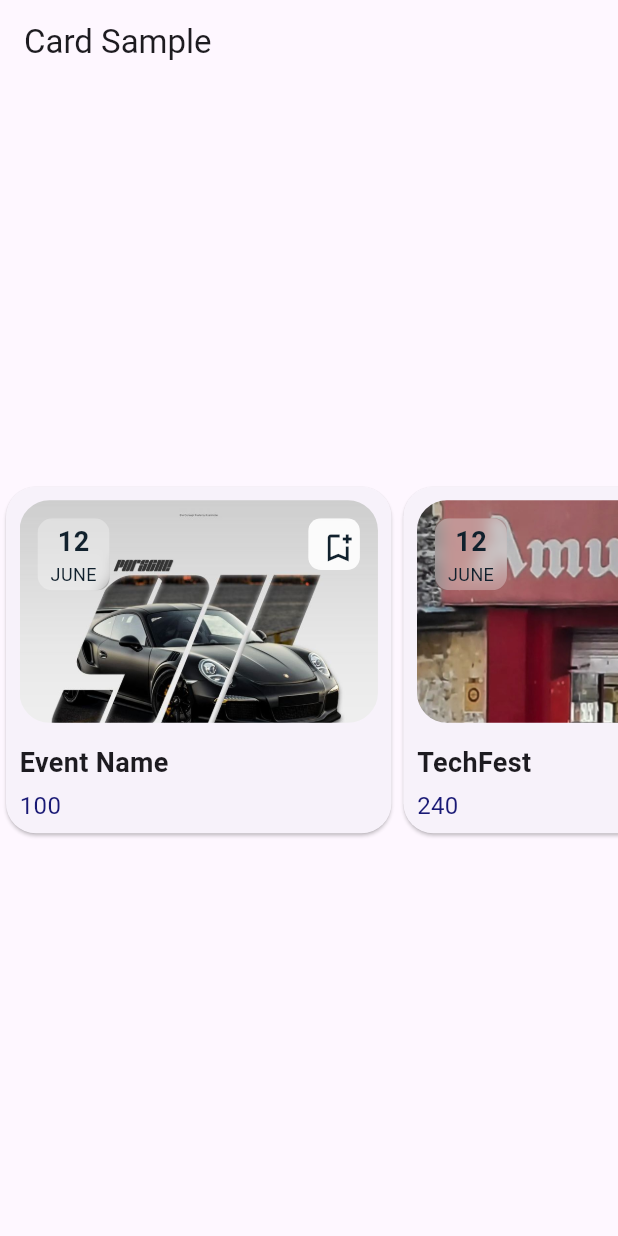
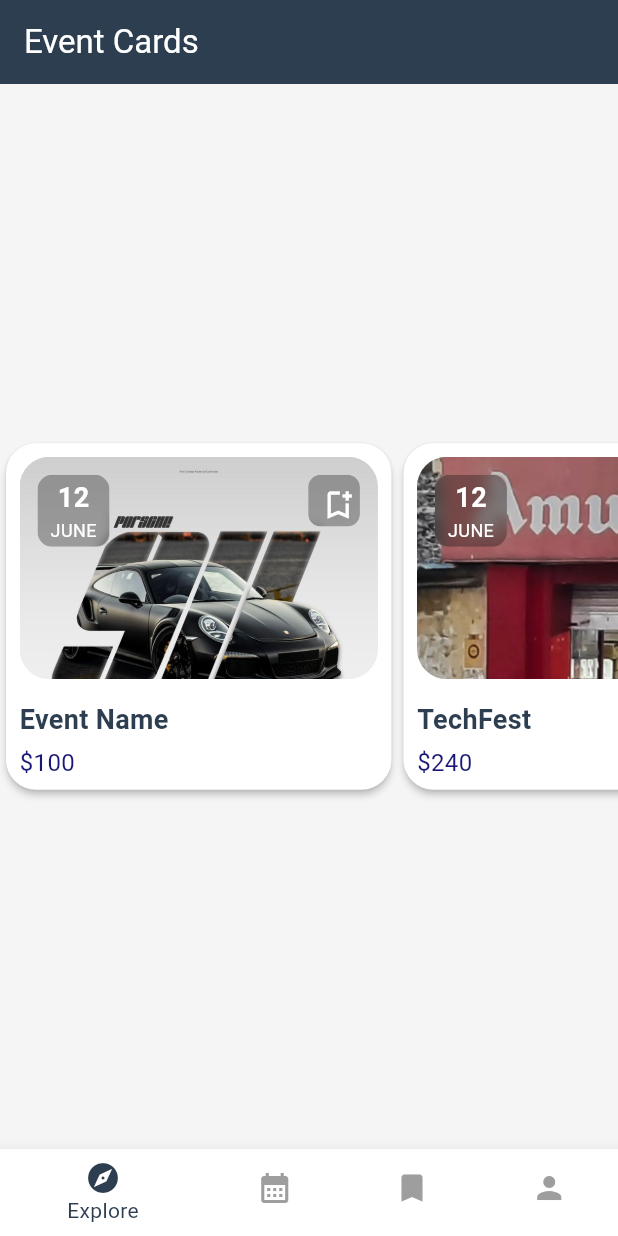
Before and after one commit to 4maan4hmed/VitEvents, a Flutter app: the screen it shows after launch, on a phone screen of 412 x 824 dp. Run offline on Flutter 3.47's test engine with Material 3 defaults, Android fonts, the phone set to English and light mode, and no system bars.

Commit message:
theming done

```diff
--- a/lib/main.dart
+++ b/lib/main.dart
@@ -1,17 +1,151 @@
-import 'dart:ui'; // Required for the ImageFilter class
-import 'package:flutter/material.dart'; // Required for Flutter UI widgets
+import 'dart:ui';
+import 'package:flutter/material.dart';
 
+/// Application color palette definition
+class AppColors {
+  // Base colors
+  static const white = Color(0xFFFFFFFF);
+  static const gray1 = Color(0xFFF5F5F5);
+  static const gray2 = Color(0xFFE0E0E0);
+  static const gray3 = Color(0xFF9E9E9E);
+  static const blue1 = Color(0xFF2C3E50);
+  static const blue2 = Color(0xFF34495E);
+
+  // Semantic colors
+  static const primary = blue1;
+  static const secondary = blue2;
+  static const background = gray1;
+  static const surface = white;
+  static const onBackground = blue1;
+  static const onSurface = blue1;
+
+  // Additional semantic colors
+  static const cardDateBackground = Color.fromARGB(165, 0, 0, 0);
+  static const cardDateText = Color(0xFFFFFFFF);
+  static const priceText = Color(0xFF191975);
+}
+
+/// Application typography definition
+class AppTypography {
+  static const displayLarge = TextStyle(
+    color: AppColors.blue1,
+    fontSize: 32.0,
+    fontWeight: FontWeight.bold,
+  );
+
+  static const bodyLarge = TextStyle(
+    color: AppColors.blue1,
+    fontSize: 16.0,
+  );
+
+  static const bodyMedium = TextStyle(
+    color: AppColors.blue2,
+    fontSize: 14.0,
+  );
+
+  static const cardTitle = TextStyle(
+    fontSize: 18,
+    fontWeight: FontWeight.bold,
+    color: AppColors.blue1,
+  );
+
+  static const cardPrice = TextStyle(
+    color: AppColors.priceText,
+    fontSize: 16,
+  );
+
+  static const cardDate = TextStyle(
+    color: AppColors.cardDateText,
+    fontSize: 18,
+    fontWeight: FontWeight.bold,
+  );
+
+  static const cardMonth = TextStyle(
+    color: AppColors.cardDateText,
+    fontSize: 12,
+    fontWeight: FontWeight.w400,
+  );
+}
+
+/// Main application theme
+ThemeData appTheme() {
+  return ThemeData(
+    colorScheme: ColorScheme.light(
+      primary: AppColors.primary,
+      secondary: AppColors.secondary,
+      background: AppColors.background,
+      surface: AppColors.surface,
+      onBackground: AppColors.onBackground,
+      onSurface: AppColors.onSurface,
+    ),
+    scaffoldBackgroundColor: AppColors.background,
+    textTheme: TextTheme(
+      displayLarge: AppTypography.displayLarge,
+      bodyLarge: AppTypography.bodyLarge,
+      bodyMedium: AppTypography.bodyMedium,
+    ),
+    appBarTheme: AppBarTheme(
+      backgroundColor: AppColors.primary,
+      foregroundColor: AppColors.white,
+      elevation: 0,
+    ),
+    elevatedButtonTheme: ElevatedButtonThemeData(
+      style: ElevatedButton.styleFrom(
+        backgroundColor: AppColors.secondary,
+        foregroundColor: AppColors.white,
+      ),
+    ),
+    cardTheme: CardTheme(
+      color: AppColors.surface,
+      elevation: 2,
+      shape: RoundedRectangleBorder(
+        borderRadius: BorderRadius.circular(20),
+      ),
+    ),
+    bottomNavigationBarTheme: BottomNavigationBarThemeData(
+      backgroundColor: AppColors.surface,
+      selectedItemColor: AppColors.primary,
+      unselectedItemColor: AppColors.gray3,
+    ),
+  );
+}
+
+/// Main application entry point
 void main() => runApp(const CardExampleApp());
 
-class CardExampleApp extends StatelessWidget  {
+/// Root application widget
+class CardExampleApp extends StatelessWidget {
   const CardExampleApp({super.key});
 
   @override
   Widget build(BuildContext context) {
     return MaterialApp(
+      theme: appTheme(),
       home: Scaffold(
-        appBar: AppBar(title: const Text('Card Sample')),
-        body:  ListView(
+        appBar: AppBar(title: const Text('Event Cards')),
+
+        bottomNavigationBar: BottomNavigationBar(
+          items: const [
+            BottomNavigationBarItem(
+              icon: Icon(Icons.explore),
+              label: "Explore",
+            ),
+            BottomNavigationBarItem(
+              icon: Icon(Icons.calendar_month),
+              label: "Events"
+            ),
+            BottomNavigationBarItem(
+              icon: Icon(Icons.bookmark),
+              label: "Saved"
+            ),
+            BottomNavigationBarItem(
+              icon: Icon(Icons.person),
+              label: "Profile"
+            ),
+          ],
+        ),
+
+        body: ListView(
           scrollDirection: Axis.horizontal,
           children: const [
             CardExample(),
@@ -21,7 +155,9 @@ class CardExampleApp extends StatelessWidget  {
               cardPrice: 240,
               imgSrc: "assets/doodhinspecter.jpg",
             ),
-            CardExample(cardName: "Baller",)
+            CardExample(
+              cardName: "Baller",
+            ),
           ],
         ),
       ),
@@ -29,6 +165,7 @@ class CardExampleApp extends StatelessWidget  {
   }
 }
 
+/// Event card widget with image, date, and save functionality
 class CardExample extends StatefulWidget {
   final String cardDate;
   final int cardPrice;
@@ -36,13 +173,14 @@ class CardExample extends StatefulWidget {
   final String imgSrc;
   final bool cardSaved;
 
-  const CardExample({Key? key,
-  this.cardName = "Event Name",
-  this.cardDate = "05 April 1978",
-  this.cardPrice = 100,
-  this.imgSrc = "assets/cars.jpg",
-  this.cardSaved = false,
-  }):super(key: key);
+  const CardExample({
+    Key? key,
+    this.cardName = "Event Name",
+    this.cardDate = "05 April 1978",
+    this.cardPrice = 100,
+    this.imgSrc = "assets/cars.jpg",
+    this.cardSaved = false,
+  }) : super(key: key);
 
   @override
   _CardExampleState createState() => _CardExampleState();
@@ -50,25 +188,19 @@ class CardExample extends StatefulWidget {
 
 class _CardExampleState extends State<CardExample> {
   bool cardSaved = false;
-  _CardExampleState();
 
   @override
   Widget build(BuildContext context) {
     final sizeHelper = ScreenSizeHelper(context);
 
     return Center(
-      child: Container(
+      child: SizedBox(
         height: sizeHelper.height(29),
         child: Card(
-          shape: RoundedRectangleBorder(
-            borderRadius: BorderRadius.circular(20),
-          ),
           clipBehavior: Clip.hardEdge,
           child: InkWell(
-            splashColor: const Color.fromARGB(255, 74, 92, 106).withAlpha(30),
-            onTap: () {
-              debugPrint('Card tapped.');
-            },
+            splashColor: AppColors.gray2.withAlpha(30),
+            onTap: () => debugPrint('Card tapped.'),
             child: Padding(
               padding: const EdgeInsets.all(9.0),
               child: Column(
@@ -80,108 +212,34 @@ class _CardExampleState extends State<CardExample> {
                         borderRadius: BorderRadius.circular(20),
                         child: Image.asset(
                           widget.imgSrc,
-                          height:
-                              sizeHelper.height(18), // Half the desired height
-                          width: sizeHelper.width(58), // 80% of screen width
+                          height: sizeHelper.height(18),
+                          width: sizeHelper.width(58),
                           fit: BoxFit.cover,
-                          alignment: Alignment.topCenter, // Crop to top half
+                          alignment: Alignment.topCenter,
                         ),
                       ),
+
                       Positioned(
                         top: 12,
                         left: 12,
-                        child: ClipRRect(
-                          borderRadius: BorderRadius.circular(8),
-                          child: BackdropFilter(
-                            filter: ImageFilter.blur(
-                                sigmaX: 5.0, sigmaY: 5.0), // Blur effect
-                            child: Container(
-                              height: 48,
-                              width: 48,
-                              decoration: BoxDecoration(
-                                color: const Color.fromARGB(165, 255, 255, 255)
-                                    .withOpacity(0.3), // Translucent white
-                                borderRadius: BorderRadius.circular(10),
-                              ),
-                              child: const Column(
-                                mainAxisAlignment: MainAxisAlignment.center,
-                                children: [
-                                  Text(
-                                    "12", // Placeholder for date
-                                    style: TextStyle(
-                                      color: Color.fromARGB(255, 17, 33, 45),
-                                      fontSize: 18,
-                                      fontWeight: FontWeight.bold,
-                                    ),
-                                  ),
-                                  Text(
-                                    "JUNE", // Placeholder for date
-                                    style: TextStyle(
-                                      color: Color.fromARGB(255, 17, 33, 45),
-                                      fontSize: 12,
-                                      fontWeight: FontWeight.w400,
-                                    ),
-                                  ),
-                                ],
-                              ),
-                            ),
-                          ),
-                        ),
+                        child: _buildDateOverlay(),
                       ),
+
                       Positioned(
                         top: 12,
                         right: 12,
-                        child: ClipRRect(
-                          borderRadius: BorderRadius.circular(8.5),
-                          child: BackdropFilter(
-                            filter: ImageFilter.blur(
-                                sigmaX: 5.0, sigmaY: 5.0), // Blur effect
-                            child: Container(
-                              height: 34.5,
-                              width: 34.5,
-                              decoration: BoxDecoration(
-                                color: Colors.white
-                                    .withOpacity(0.9), // Translucent white
-                                borderRadius: BorderRadius.circular(7),
-                              ),
-                              child: Center(
-                                child: IconButton(
-                                  icon: Icon(
-                                    cardSaved
-                                        ? Icons.bookmark
-                                        : Icons
-                                            .bookmark_add_outlined, // Toggle icon based on isSaved
-                                    color: const Color.fromARGB(255, 17, 33, 45),
-                                  ),
-                                  onPressed: () {
-                                    setState(() {
-                                      cardSaved =
-                                          !cardSaved; // Toggle the saved state when pressed
-                                    });
-                                  },
-                                ),
-                              ),
-                            ),
-                          ),
-                        ),
+                        child: _buildBookmarkButton(),
                       ),
                     ],
                   ),
+
                   const SizedBox(height: 14),
-                  Text(
-                    widget.cardName,
-                    style: const TextStyle(
-                        fontSize: 18,
-                        fontWeight:
-                            FontWeight.bold), // Replace TextScaler with TextStyle
-                  ),
+
+                  Text(widget.cardName, style: AppTypography.cardTitle),
                   const SizedBox(height: 4),
                   Text(
-                    widget.cardPrice.toString(),
-                    style: const TextStyle(
-                      color: Color.fromARGB(255, 25, 25, 117),
-                      fontSize: 16, // Adjust size as needed
-                    ),
+                    "\$${widget.cardPrice}",
+                    style: AppTypography.cardPrice,
                   ),
                 ],
               ),
@@ -191,18 +249,67 @@ class _CardExampleState extends State<CardExample> {
       ),
     );
   }
+
+  Widget _buildDateOverlay() {
+    return ClipRRect(
+      borderRadius: BorderRadius.circular(8),
+      child: BackdropFilter(
+        filter: ImageFilter.blur(sigmaX: 5.0, sigmaY: 5.0),
+        child: Container(
+          height: 48,
+          width: 48,
+          decoration: BoxDecoration(
+            color: AppColors.cardDateBackground.withOpacity(0.3),
+            borderRadius: BorderRadius.circular(10),
+          ),
+          child: const Column(
+            mainAxisAlignment: MainAxisAlignment.center,
+            children: [
+              Text("12", style: AppTypography.cardDate),
+              Text("JUNE", style: AppTypography.cardMonth),
+            ],
+          ),
+        ),
+      ),
+    );
+  }
+
+  Widget _buildBookmarkButton() {
+    return ClipRRect(
+      borderRadius: BorderRadius.circular(8.5),
+      child: BackdropFilter(
+        filter: ImageFilter.blur(sigmaX: 5.0, sigmaY: 5.0),
+        child: Container(
+          height: 34.5,
+          width: 34.5,
+          decoration: BoxDecoration(
+            color: Colors.black.withOpacity(0.3),
+            borderRadius: BorderRadius.circular(7),
+          ),
+          child: Center(
+            child: IconButton(
+              icon: Icon(
+                cardSaved ? Icons.bookmark : Icons.bookmark_add_outlined,
+                color: AppColors.white,
+              ),
+              onPressed: () => setState(() => cardSaved = !cardSaved),
+            ),
+          ),
+        ),
+      ),
+    );
+  }
 }
 
+/// Helper class for responsive sizing
 class ScreenSizeHelper {
   final BuildContext context;
 
   ScreenSizeHelper(this.context);
 
-  double height(double percentage) {
-    return MediaQuery.of(context).size.height * (percentage / 100);
-  }
+  double height(double percentage) =>
+      MediaQuery.of(context).size.height * (percentage / 100);
 
-  double width(double percentage) {
-    return MediaQuery.of(context).size.width * (percentage / 100);
-  }
+  double width(double percentage) =>
+      MediaQuery.of(context).size.width * (percentage / 100);
 }
```
Also changed, not shown: assets/Calendar.png (added).
